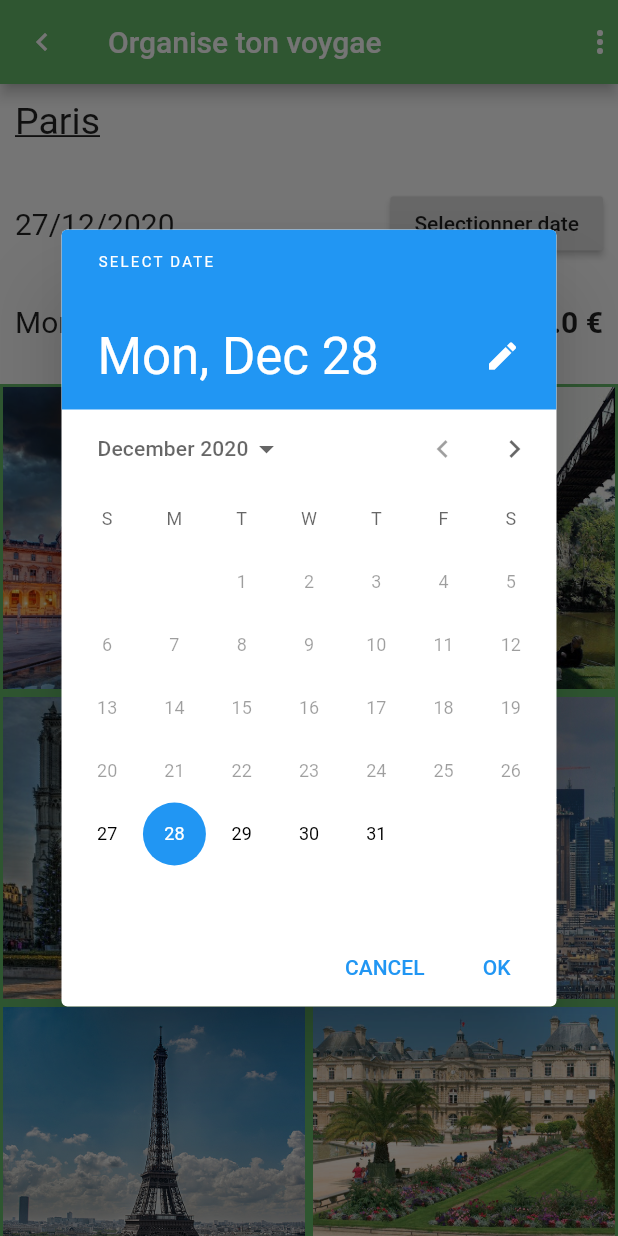
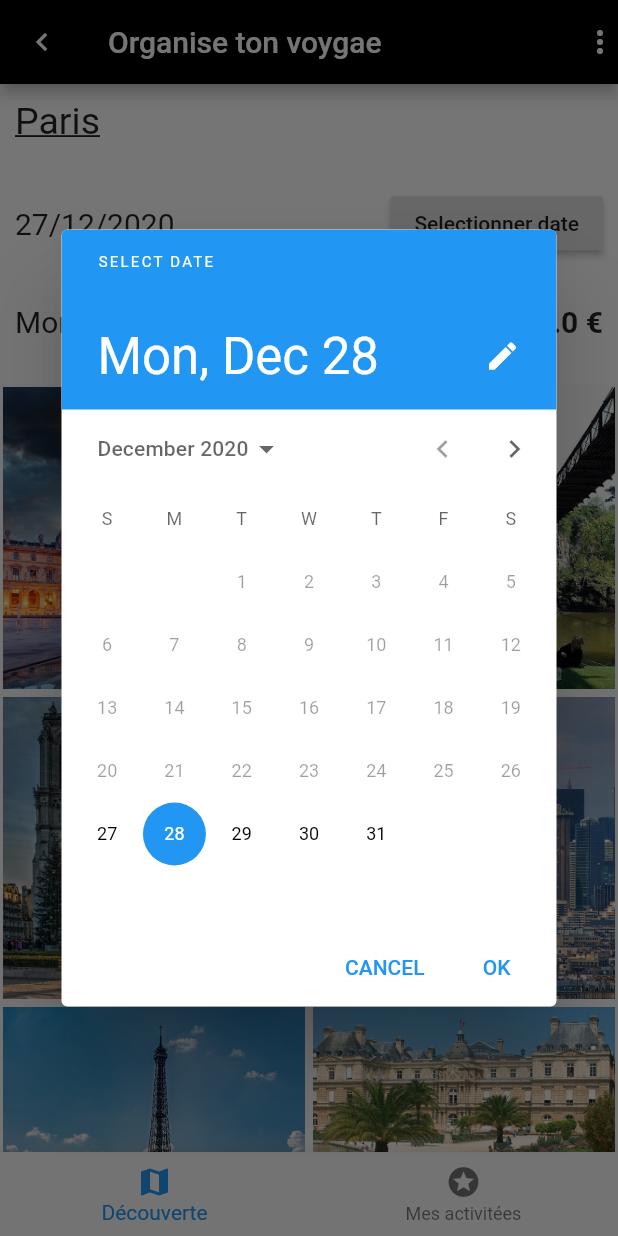
Before and after one commit to FARIDJADDA/fly_project, a Flutter app: the screen it shows after launch, after a tap on "Selectionner date", on a phone screen of 412 x 824 dp. Run offline on Flutter 3.47's test engine with Material 2 defaults, Android fonts, the phone set to English and light mode, and no system bars.

Commit message:
dd new file activity_list.dart & trip_activity_list.dart

```diff
--- a/lib/views/city/city.dart
+++ b/lib/views/city/city.dart
@@ -1,9 +1,12 @@
 import 'package:flutter/material.dart';
-import 'package:fly_project/views/city/widgets/trip_overview.dart';
+import 'package:fly_project/views/city/widgets/trip_activity_list.dart';
+
 import '../../models/trip.model.dart';
+import '../../models/activity.model.dart';
 
-import '../../models/activity.model.dart';
-import 'widgets/activity_card.dart';
+import './widgets/activity_list.dart';
+import './widgets/trip_overview.dart';
+
 import '../../datas/data.dart' as data;
 
 class City extends StatefulWidget {
@@ -14,6 +17,7 @@ class City extends StatefulWidget {
 
 class _CityState extends State<City> {
   Trip myTrip = Trip(activities: [], city: 'Paris', date: DateTime.now());
+  int index = 0;
 
   void setDate() {
     showDatePicker(
@@ -30,12 +34,17 @@ class _CityState extends State<City> {
     });
   }
 
+  void switchIndex(newIndex) {
+    setState(() {
+      index = newIndex;
+    });
+  }
+
   @override
   Widget build(BuildContext context) {
     return Scaffold(
-      backgroundColor: Colors.green[400],
       appBar: AppBar(
-        backgroundColor: Colors.green[400],
+        backgroundColor: Colors.black,
         leading: Icon(Icons.chevron_left),
         title: Text('Organise ton voygae'),
         actions: <Widget>[
@@ -50,20 +59,27 @@ class _CityState extends State<City> {
               setDate: setDate,
             ),
             Expanded(
-              child: GridView.count(
-                mainAxisSpacing: 1,
-                crossAxisSpacing: 1,
-                crossAxisCount: 2,
-                children: widget.activities
-                    .map((activity) => ActivityCard(
-                          activity: activity,
-                        ))
-                    .toList(),
-              ),
+              child: index == 0
+                  ? ActivityList(activities: widget.activities)
+                  : TripActtripList(),
             ),
           ],
         ),
       ),
+      bottomNavigationBar: BottomNavigationBar(
+        currentIndex: index,
+        items: [
+          BottomNavigationBarItem(
+            icon: Icon(Icons.map),
+            title: Text('Découverte'),
+          ),
+          BottomNavigationBarItem(
+            icon: Icon(Icons.stars),
+            title: Text('Mes activitées'),
+          )
+        ],
+        onTap: switchIndex,
+      ),
     );
   }
 }
--- /dev/null
+++ b/lib/views/city/widgets/activity_list.dart
@@ -0,0 +1,24 @@
+import 'package:flutter/material.dart';
+import '../../../models/activity.model.dart';
+
+import './activity_card.dart';
+
+class ActivityList extends StatelessWidget {
+  final List<Activity> activities;
+
+  ActivityList({this.activities});
+
+  @override
+  Widget build(BuildContext context) {
+    return GridView.count(
+      mainAxisSpacing: 1,
+      crossAxisSpacing: 1,
+      crossAxisCount: 2,
+      children: activities
+          .map((activity) => ActivityCard(
+                activity: activity,
+              ))
+          .toList(),
+    );
+  }
+}
--- /dev/null
+++ b/lib/views/city/widgets/trip_activity_list.dart
@@ -0,0 +1,12 @@
+import 'package:flutter/material.dart';
+
+class TripActtripList extends StatelessWidget {
+  @override
+  Widget build(BuildContext context) {
+    return Container(
+      child: Text(
+        'Jes suis là',
+      ),
+    );
+  }
+}
```
